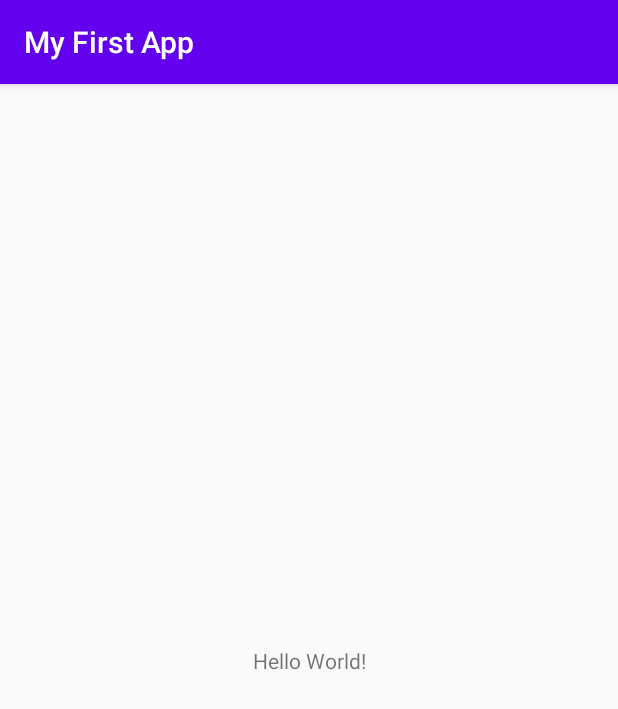
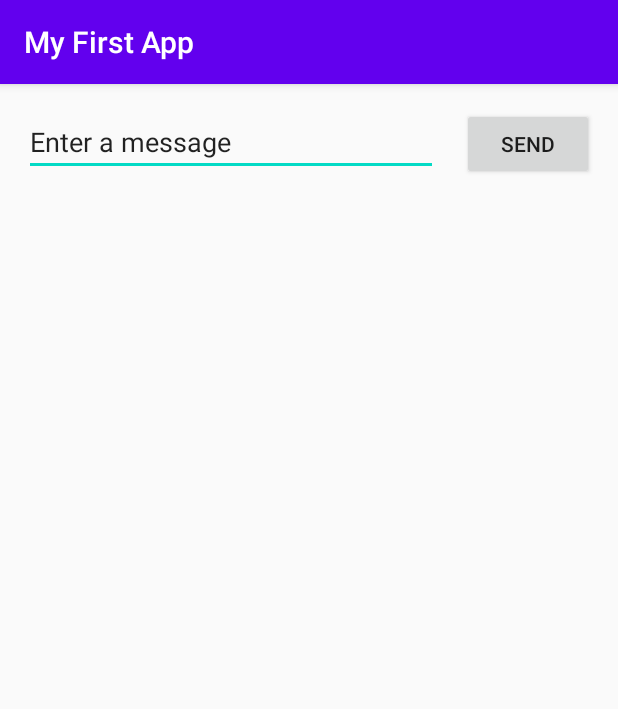
Before and after one commit to LuisToro-v/firstApp, an Android app: the screen it shows after launch (MainActivity), on a phone screen of 412 x 824 dp. Shown: the top 709 px of the screen. Run offline under Robolectric (Android 15) with nearby library versions, the phone set to English and light mode, and no system bars.

Commit message:
Edited xml with default

```diff
--- a/Assignment/app/src/main/res/layout/activity_main.xml
+++ b/Assignment/app/src/main/res/layout/activity_main.xml
@@ -6,13 +6,29 @@
     android:layout_height="match_parent"
     tools:context=".MainActivity">
 
-    <TextView
+    <Button
+        android:id="@+id/button"
         android:layout_width="wrap_content"
         android:layout_height="wrap_content"
-        android:text="Hello World!"
-        app:layout_constraintBottom_toBottomOf="parent"
-        app:layout_constraintLeft_toLeftOf="parent"
-        app:layout_constraintRight_toRightOf="parent"
+        android:layout_marginStart="16dp"
+        android:layout_marginEnd="16dp"
+        android:text="@string/button_send"
+        app:layout_constraintBaseline_toBaselineOf="@+id/editText"
+        app:layout_constraintEnd_toEndOf="parent"
+        app:layout_constraintHorizontal_bias="0.5"
+        app:layout_constraintStart_toEndOf="@+id/editText" />
+
+    <EditText
+        android:id="@+id/editText"
+        android:layout_width="0dp"
+        android:layout_height="wrap_content"
+        android:layout_marginStart="16dp"
+        android:layout_marginTop="16dp"
+        android:ems="10"
+        android:inputType="textPersonName"
+        android:text="@string/edit_message"
+        app:layout_constraintEnd_toStartOf="@+id/button"
+        app:layout_constraintHorizontal_bias="0.5"
+        app:layout_constraintStart_toStartOf="parent"
         app:layout_constraintTop_toTopOf="parent" />
-
 </androidx.constraintlayout.widget.ConstraintLayout>
--- a/Assignment/app/src/main/res/values/strings.xml
+++ b/Assignment/app/src/main/res/values/strings.xml
@@ -1,3 +1,5 @@
 <resources>
     <string name="app_name">My First App</string>
+    <string name="button_send">Send</string>
+    <string name="edit_message">Enter a message</string>
 </resources>
```
